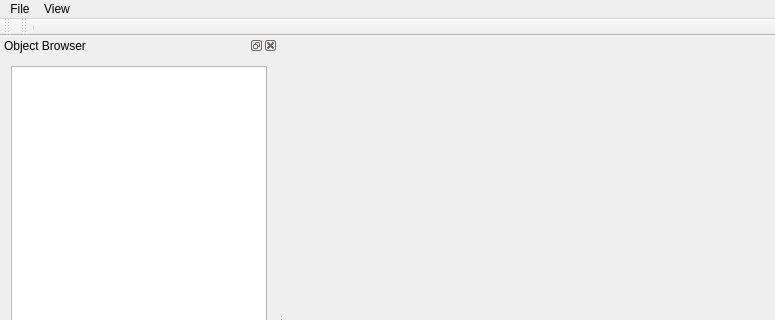
This is mainwindow.ui in ArashMassoudieh/OpenHydroQual as Qt 5 draws it before an edit; both pictures show x 0 to 775 and y 0 to 320 of the 775 by 631 pixel window. The edited form follows.
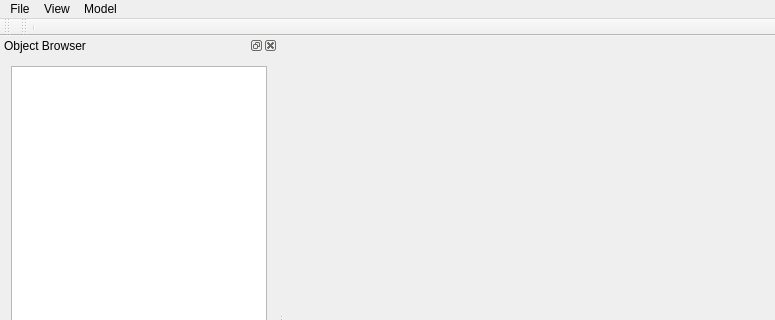
This is the edited form.

Commit message: Running the model

What changed in the file:
```diff
--- a/mainwindow.ui
+++ b/mainwindow.ui
@@ -48,8 +48,16 @@
     </property>
     <addaction name="actionObject_Browser"/>
    </widget>
+   <widget class="QMenu" name="menuModel">
+    <property name="title">
+     <string>Model</string>
+    </property>
+    <addaction name="actionValidate"/>
+    <addaction name="actionRun"/>
+   </widget>
    <addaction name="menuFilw"/>
    <addaction name="menuView"/>
+   <addaction name="menuModel"/>
   </widget>
   <widget class="QToolBar" name="mainToolBar">
    <attribute name="toolBarArea">
```
Left out of the diff: 36 changed lines with no effect on the pictures. The commit also changes 7 other files.
